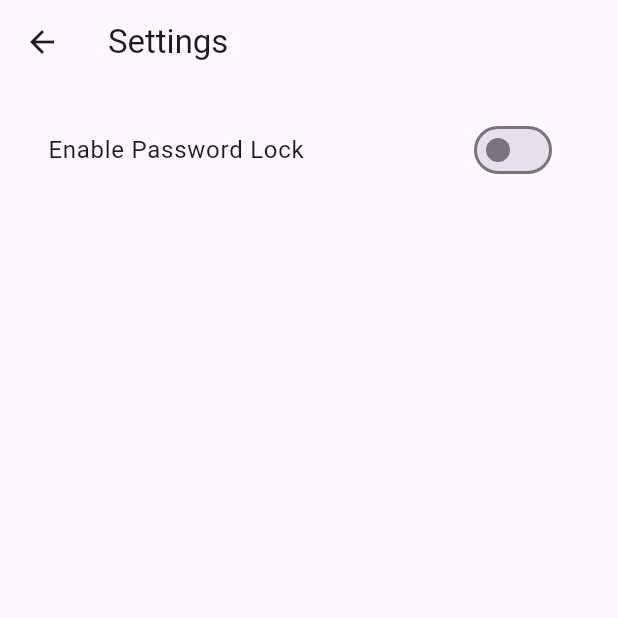
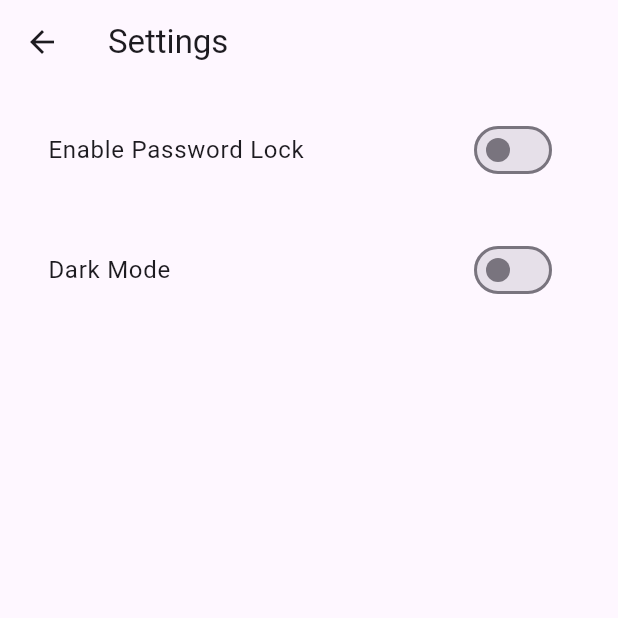
Before and after one commit to LukeKruger-Haye/ITMDA-Group-Project, a Flutter app: the screen it shows after launch, after a tap on "Enable Password Lock", after a tap on "Continue", after a tap on the "settings" icon, on a phone screen of 412 x 824 dp, the top half of it. Run offline on Flutter 3.47's test engine with Material 3 defaults, Android fonts, the phone set to English and light mode, and no system bars; our stand-ins replace local_auth, shared_preferences, sqflite, sqflite_common_ffi; accounts and stored records are empty.

Commit message:
dark mode

```diff
--- a/app/shutterbook/lib/main.dart
+++ b/app/shutterbook/lib/main.dart
@@ -1,4 +1,5 @@
 import 'package:flutter/material.dart';
+import 'pages/theme_controller.dart';
 import 'pages/authentication/models/auth_model.dart';
 import 'pages/authentication/login.dart';
 import 'pages/authentication/auth_setup.dart';
@@ -10,8 +11,12 @@ import 'pages/quotes/create/create_quote.dart';
 import 'pages/quotes/manage/manage_quote_screen.dart';
 import 'pages/inventory/inventory.dart';
 
-void main() async {
+Future<void> main() async {
   WidgetsFlutterBinding.ensureInitialized();
+
+  // load persisted choice before runApp so UI starts with correct theme
+  await ThemeController.instance.init();
+
   final authModel = AuthModel();
   await authModel.loadSettings();
 
@@ -28,9 +33,14 @@ class MyApp extends StatelessWidget {
 
   @override
   Widget build(BuildContext context) {
+    return ValueListenableBuilder<bool>(
+      valueListenable: ThemeController.instance.isDark,
+      builder: (context, isDark, _) {
         return MaterialApp(
           title: 'Local Auth App',
           theme: ThemeData(primarySwatch: Colors.amber),
+          darkTheme: ThemeData.dark(),
+          themeMode: isDark ? ThemeMode.dark : ThemeMode.light,
           routes: {
             '/quotes/quote_screen.dart': (context) => const QuotePage(),
             '/clients': (context) => const ClientsPage(),
@@ -49,5 +59,7 @@ class MyApp extends StatelessWidget {
             }
           }),
         );
+      },
+    );
   }
 }
--- a/app/shutterbook/lib/pages/settings/settings.dart
+++ b/app/shutterbook/lib/pages/settings/settings.dart
@@ -1,7 +1,7 @@
 import 'package:flutter/material.dart';
 import '../authentication/models/auth_model.dart';
-
 import '../authentication/auth_setup.dart';
+import '../theme_controller.dart';
 
 class SettingsScreen extends StatefulWidget {
   final AuthModel authModel;
@@ -16,25 +16,34 @@ class _SettingsScreenState extends State<SettingsScreen> {
   final TextEditingController _newPasswordController = TextEditingController();
   bool _usePassword = false;
   bool _useBiometric = false;
+  bool _useDark = false;
 
   @override
   void initState() {
     super.initState();
     _load();
+    ThemeController.instance.isDark.addListener(_themeListener);
+  }
+
+  void _themeListener() {
+    if (!mounted) return;
+    setState(() => _useDark = ThemeController.instance.isDark.value);
   }
 
   @override
   void dispose() {
+    ThemeController.instance.isDark.removeListener(_themeListener);
     _newPasswordController.dispose();
     super.dispose();
   }
 
   Future<void> _load() async {
     await widget.authModel.loadSettings();
-    if (!mounted) return;
+    // ThemeController should be initialized in main(), but read current value here:
     setState(() {
       _usePassword = widget.authModel.hasPassword;
       _useBiometric = widget.authModel.biometricEnabled;
+      _useDark = ThemeController.instance.isDark.value;
     });
   }
 
@@ -101,6 +110,12 @@ class _SettingsScreenState extends State<SettingsScreen> {
     setState(() => _useBiometric = value);
   }
 
+  Future<void> _toggleDark(bool value) async {
+    await ThemeController.instance.setDark(value);
+    if (!mounted) return;
+    setState(() => _useDark = value);
+  }
+
   @override
   Widget build(BuildContext context) {
     return Scaffold(
@@ -129,6 +144,12 @@ class _SettingsScreenState extends State<SettingsScreen> {
                 onChanged: _toggleBiometric,
               ),
             ],
+            const SizedBox(height: 24),
+            SwitchListTile(
+              title: const Text('Dark Mode'),
+              value: _useDark,
+              onChanged: _toggleDark,
+            ),
           ],
         ),
       ),
--- /dev/null
+++ b/app/shutterbook/lib/pages/theme_controller.dart
@@ -0,0 +1,22 @@
+import 'package:flutter/foundation.dart';
+import 'package:shared_preferences/shared_preferences.dart';
+
+class ThemeController {
+  ThemeController._private();
+  static final ThemeController instance = ThemeController._private();
+
+  final ValueNotifier<bool> isDark = ValueNotifier<bool>(false);
+
+  static const _kKey = 'use_dark_mode';
+
+  Future<void> init() async {
+    final prefs = await SharedPreferences.getInstance();
+    isDark.value = prefs.getBool(_kKey) ?? false;
+  }
+
+  Future<void> setDark(bool dark) async {
+    isDark.value = dark;
+    final prefs = await SharedPreferences.getInstance();
+    await prefs.setBool(_kKey, dark);
+  }
+}
```
Also changed, not shown: app/shutterbook/lib/pages/clients/clients.dart (+12 -1 lines). Lines whose indentation alone changed are shown as unchanged.
